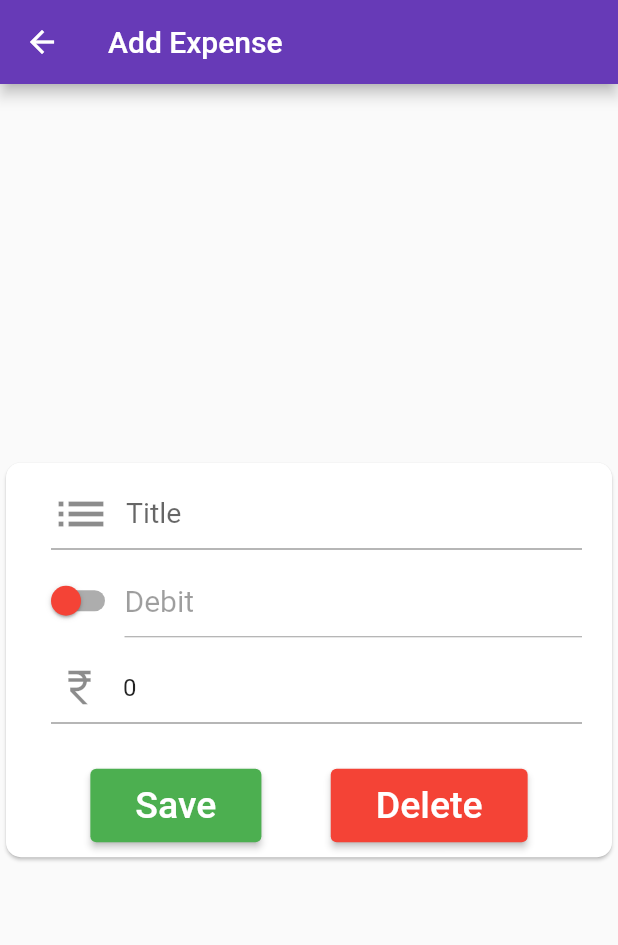
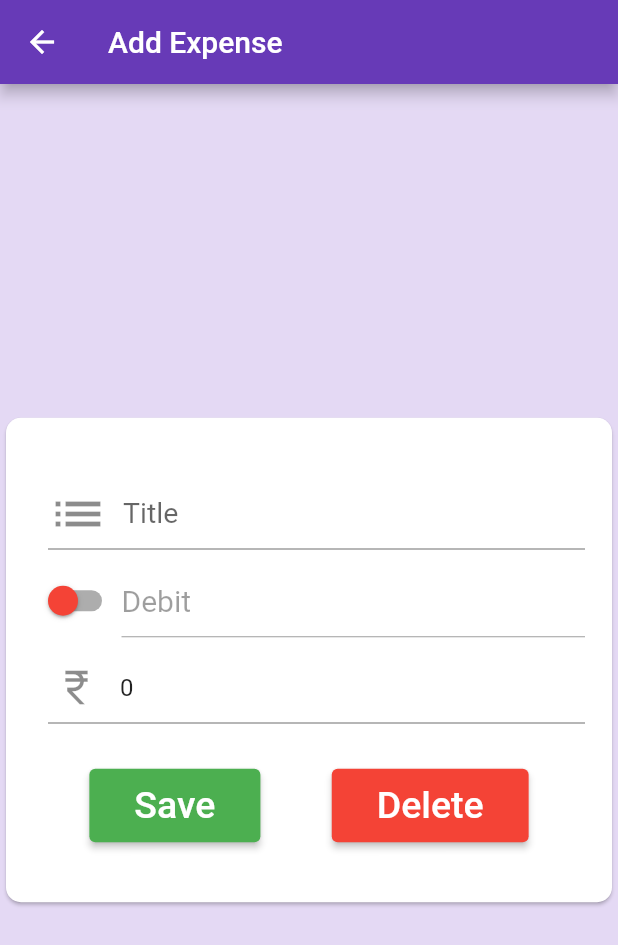
Before and after one commit to gouravpatil70/ToDos_Application, a Flutter app: the screen it shows after launch, after a tap on the "add" icon, on a phone screen of 412 x 824 dp. Shown: the top 945 px of the screen. Run offline on Flutter 3.47's test engine with Material 2 defaults, Android fonts, the phone set to English and light mode, and no system bars; our stand-ins replace sqflite; accounts and stored records are empty.

Commit message:
Design changes in AddExpensePage, HomePage & AppColors.dart

```diff
--- a/myexpenseapp/lib/AddExpensePage.dart
+++ b/myexpenseapp/lib/AddExpensePage.dart
@@ -46,6 +46,7 @@ class _ExpensePageState extends State<ExpensePage>{
         appBar: AppBar(
           title: Text(widget.appBarTitle),
         ),
+        backgroundColor: AppColors.appBodyBackgroundColor,
         body: Form(
           key: _key,
           child: Center(
@@ -53,7 +54,7 @@ class _ExpensePageState extends State<ExpensePage>{
               child: Card(
                 shape: RoundedRectangleBorder(borderRadius: BorderRadius.circular(10.0)),
                 child: Padding(
-                  padding: const EdgeInsets.all(10.0),
+                  padding: const EdgeInsets.only(left: 8.0,right:8.0,top: 40.0,bottom: 40.0),
                   child: Column(
                     mainAxisAlignment: MainAxisAlignment.center,
                     children: [
--- a/myexpenseapp/lib/HomePage.dart
+++ b/myexpenseapp/lib/HomePage.dart
@@ -56,7 +56,7 @@ class _HomePageState extends State<HomePage> {
       updateTheListView();
     }
     return Scaffold(
-      backgroundColor: AppColors.homePageBodyBackgroundColor,
+      backgroundColor: AppColors.appBodyBackgroundColor,
       appBar: AppBar(
         title: const Text('My Expenses'),
         actions: [
--- a/myexpenseapp/lib/Utils/AppColors.dart
+++ b/myexpenseapp/lib/Utils/AppColors.dart
@@ -2,7 +2,7 @@ import 'package:flutter/material.dart';
 
 class AppColors{
 
-  static const Color homePageBodyBackgroundColor = Color.fromARGB(255, 228, 217, 244);
+  static const Color appBodyBackgroundColor = Color.fromARGB(255, 228, 217, 244);
   static const Color  homePageDashBoardColor =  Color.fromRGBO(149, 119, 202, 1);
   static const Color homePageDashBoardTextColor = Colors.white;
   static const Color homePageDashBoardCreditedColor = Color.fromARGB(255, 113, 243, 117);
```
